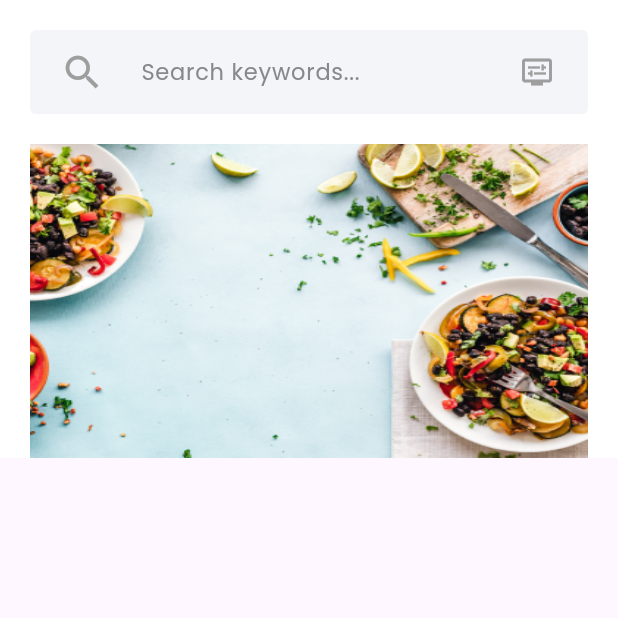
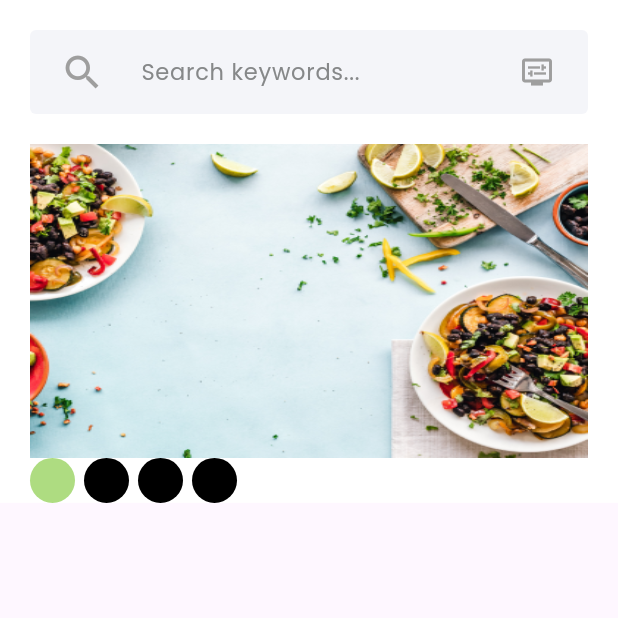
Before and after one commit to Alireza-Seif/Grocery-App, a Flutter app: the screen it shows after launch, on a phone screen of 412 x 824 dp, the top half of it. Run offline on Flutter 3.47's test engine with Material 3 defaults, Android fonts, the phone set to English and light mode, and no system bars; drawn by our look-alikes of carousel_slider; our stand-ins replace flutter_svg, get.

Commit message:
feat: add MyCircularContainer widget

```diff
--- a/lib/screens/home_page.dart
+++ b/lib/screens/home_page.dart
@@ -1,6 +1,8 @@
 import 'package:carousel_slider/carousel_slider.dart';
 import 'package:flutter/material.dart';
 import 'package:grocery/constants/image_strings.dart';
+import 'package:grocery/widgets/home_widgets/promo_slider.dart';
+import 'package:grocery/widgets/images/my_circular_container.dart';
 
 import '../widgets/home_widgets/search_bar.dart';
 import '../widgets/images/my_rounded_image.dart';
@@ -21,29 +23,11 @@ class _HomPageState extends State<HomPage> {
             child: Container(
           padding: const EdgeInsets.fromLTRB(20, 0, 20, 0),
           color: Colors.white,
-          child: Center(
+          child: const Center(
             child: Column(
               children: [
-                const MySearchBar(),
-                Column(
-                  children: [
-                    CarouselSlider(
-                        items: [
-                          MyRoundedImage(
-                            imageUrl: MyImages.promoBanner1,
-                          ),MyRoundedImage(
-                            imageUrl: MyImages.promoBanner2,
-                          ),MyRoundedImage(
-                            imageUrl: MyImages.promoBanner3,
-                          ),MyRoundedImage(
-                            imageUrl: MyImages.promoBanner4,
-                          ),
-                        ],
-                        options: CarouselOptions(
-                          viewportFraction: 1,
-                        )),
-                  ],
-                )
+                MySearchBar(),
+                MyPromoSlider(),
               ],
             ),
           ),
--- /dev/null
+++ b/lib/widgets/home_widgets/promo_slider.dart
@@ -0,0 +1,72 @@
+import 'package:carousel_slider/carousel_slider.dart';
+import 'package:flutter/material.dart';
+import 'package:grocery/constants/image_strings.dart';
+import 'package:grocery/widgets/images/my_rounded_image.dart';
+import 'package:get/get.dart';
+
+import '../../constants/themes/colors/app_colors.dart';
+import '../images/my_circular_container.dart';
+
+class MyPromoSlider extends StatefulWidget {
+  const MyPromoSlider({super.key});
+
+  @override
+  State<MyPromoSlider> createState() => _MyPromoSliderState();
+}
+
+class _MyPromoSliderState extends State<MyPromoSlider> {
+  @override
+  Widget build(BuildContext context) {
+    final controller = Get.put(HomeController());
+
+    return Column(
+      children: [
+        CarouselSlider(
+          items: [
+            MyRoundedImage(
+              imageUrl: MyImages.promoBanner1,
+            ),
+            MyRoundedImage(
+              imageUrl: MyImages.promoBanner2,
+            ),
+            MyRoundedImage(
+              imageUrl: MyImages.promoBanner3,
+            ),
+            MyRoundedImage(
+              imageUrl: MyImages.promoBanner4,
+            ),
+          ],
+          options: CarouselOptions(
+            viewportFraction: 1,
+            onPageChanged: (index, _) => controller.updatePageIndicator(index),
+          ),
+        ),
+        Obx(
+          () => Row(
+            children: [
+              for (int i = 0; i < 4; i++)
+                MyCircularContainer(
+                  width: 30,
+                  height: 30,
+                  margin: const EdgeInsets.only(right: 6),
+                  backgorundColor: controller.carousalCurrentIndex.value == i
+                      ? AppColors.primary
+                      : Colors.black,
+                ),
+            ],
+          ),
+        ),
+      ],
+    );
+  }
+}
+
+class HomeController extends GetxController {
+  static HomeController get instance => Get.find();
+
+  final carousalCurrentIndex = 0.obs;
+
+  void updatePageIndicator(index) {
+    carousalCurrentIndex.value = index;
+  }
+}
--- /dev/null
+++ b/lib/widgets/images/my_circular_container.dart
@@ -0,0 +1,37 @@
+import 'package:flutter/material.dart';
+
+class MyCircularContainer extends StatelessWidget {
+  const MyCircularContainer({
+    super.key,
+    this.width,
+    this.height,
+    this.radius = 400,
+    this.margin,
+    this.padding = 0,
+    this.child,
+    this.backgorundColor,
+  });
+
+  final double? width;
+  final double? height;
+  final double radius;
+  final EdgeInsets? margin;
+  final double padding;
+  final Widget? child;
+  final Color? backgorundColor;
+
+  @override
+  Widget build(BuildContext context) {
+    return Container(
+      width: width,
+      height: height,
+      margin: margin,
+      padding: EdgeInsets.all(padding),
+      decoration: BoxDecoration(
+        borderRadius: BorderRadius.circular(radius),
+        color: backgorundColor,
+      ),
+      child: child,
+    );
+  }
+}
```
